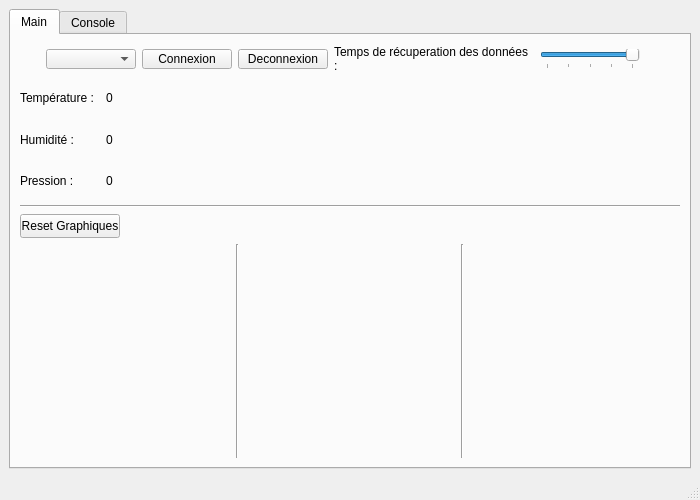
Before: the Qt Designer form QtApp/QtApp/mainwindow.ui in leoHerv/LE_sensor_BLE_project, drawn with Qt 5.
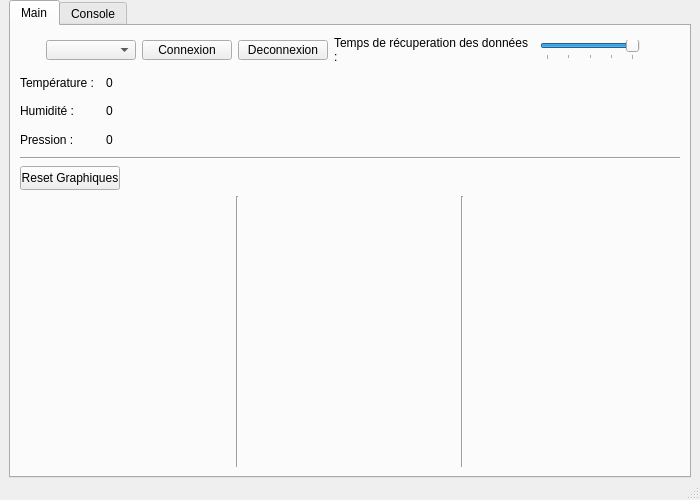
After: the same form once the commit is applied. Custom widgets are drawn as their Qt base class.

```diff
--- a/QtApp/QtApp/mainwindow.ui
+++ b/QtApp/QtApp/mainwindow.ui
@@ -21,6 +21,15 @@
   </property>
   <widget class="QWidget" name="centralwidget">
    <layout class="QVBoxLayout" name="verticalLayout_2" stretch="0">
+    <property name="spacing">
+     <number>4</number>
+    </property>
+    <property name="topMargin">
+     <number>0</number>
+    </property>
+    <property name="bottomMargin">
+     <number>0</number>
+    </property>
     <item>
      <widget class="QTabWidget" name="tabWidget">
       <property name="currentIndex">
@@ -30,7 +39,7 @@
        <attribute name="title">
         <string>Main</string>
        </attribute>
-       <layout class="QVBoxLayout" name="verticalLayout" stretch="0,1,1,1,0,1,6">
+       <layout class="QVBoxLayout" name="verticalLayout" stretch="5,5,5,5,0,10,60">
         <item>
          <layout class="QHBoxLayout" name="connectionHorizontalLayout" stretch="1,1,1,1,2,1,0">
           <item>
```
